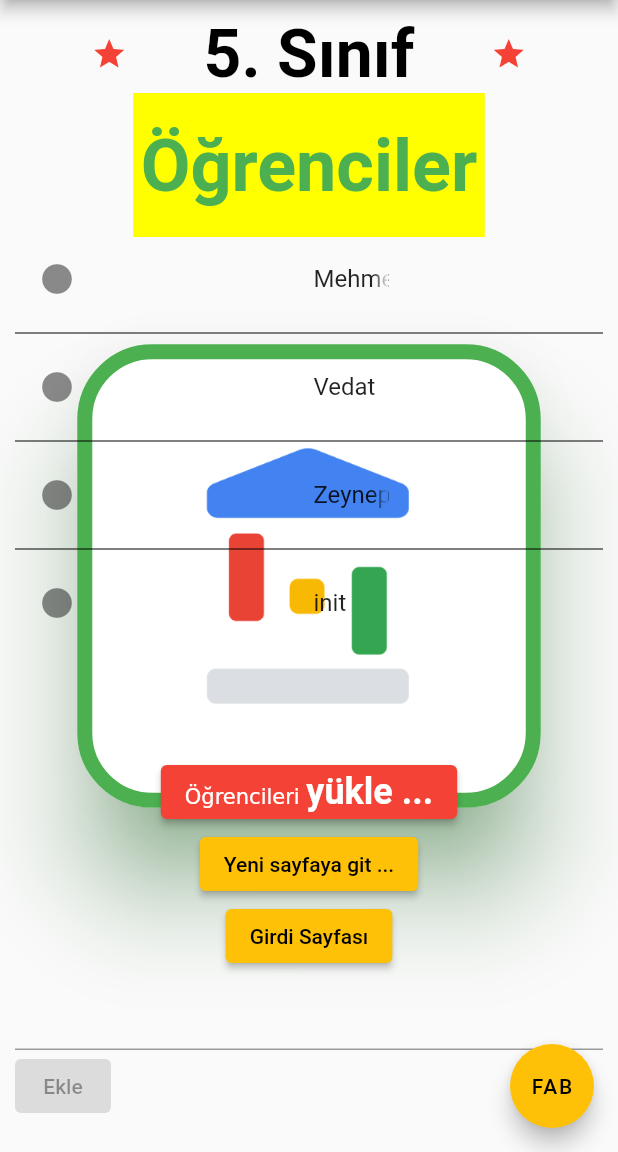
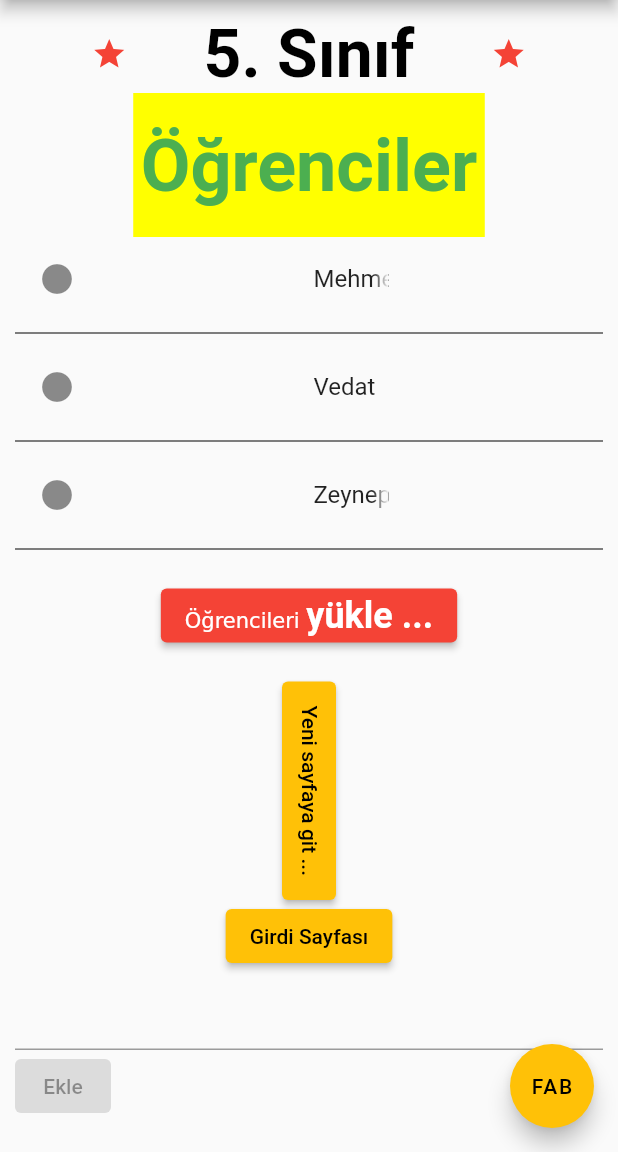
Before and after one commit to VedatBiner/flutter_atolye_02, a Flutter app: the screen it shows after launch, on a phone screen of 412 x 824 dp, the part 84-1236 px from its top. Run offline on Flutter 3.47's test engine with Material 2 defaults, Android fonts, the phone set to English and light mode, and no system bars; our stand-ins replace video_player.

Commit message:
widgets7

```diff
--- a/lib/main.dart
+++ b/lib/main.dart
@@ -1,5 +1,6 @@
 // Tasarım Örneği
-// Formlar - Validation ve save özellikleri
+// Formlar -
+// Transform / Fittedbox / FractionallySizedbox
 
 import 'package:flutter/material.dart';
 import 'package:video_player/video_player.dart';
@@ -91,7 +92,7 @@ class _MyHomePageState extends State<MyHomePage> {
         title: Text(widget.title),
         actions: [
           IconButton(
-            icon: Icon(Icons.settings),
+            icon: const Icon(Icons.settings),
             onPressed: () {
               print("Settings ...");
               Navigator.of(context).pushNamed("/settings");
@@ -124,7 +125,7 @@ class _MyHomePageState extends State<MyHomePage> {
           child: Stack(
             fit: StackFit.expand,
             children: [
-              const ArkaPlan(),
+              // ArkaPlan(),
               Positioned(
                 top: 10,
                 left: 10,
@@ -155,7 +156,7 @@ class _MyHomePageState extends State<MyHomePage> {
         onPressed: () {
           print("Merhaba");
           ScaffoldMessenger.of(context).showSnackBar(
-            SnackBar(content: const Text("MERHABA")),
+            const SnackBar(content: Text("MERHABA")),
           );
         },
         child: const Text("FAB"),
@@ -268,7 +269,12 @@ class Sinif extends StatelessWidget {
             print("Tüm Öğrenciler yüklendi");
           },
         ),
-        ElevatedButton(
+        const SizedBox(
+          height: 20,
+        ),
+        RotatedBox(
+          quarterTurns: 1,
+          child: ElevatedButton(
             child: const Text(
               "Yeni sayfaya git ...",
             ),
@@ -278,6 +284,7 @@ class Sinif extends StatelessWidget {
               ));
               // sor(context);
             },
+          ),
         ),
         ElevatedButton(
           child: const Text(
@@ -533,14 +540,14 @@ class ArkaPlan extends StatelessWidget {
         color: Colors.white,
         shadowColor: Colors.green,
         elevation: 30,
-        borderRadius: BorderRadius.all(const Radius.circular(50)),
+        borderRadius: const BorderRadius.all(Radius.circular(50)),
         child: DecoratedBox(
           decoration: BoxDecoration(
             border: Border.all(
               color: Colors.green,
               width: 10,
             ),
-            borderRadius: BorderRadius.all(const Radius.circular(50)),
+            borderRadius: const BorderRadius.all(Radius.circular(50)),
           ),
           child: FractionallySizedBox(
             widthFactor: 0.75,
```
Lines whose indentation alone changed are shown as unchanged.
